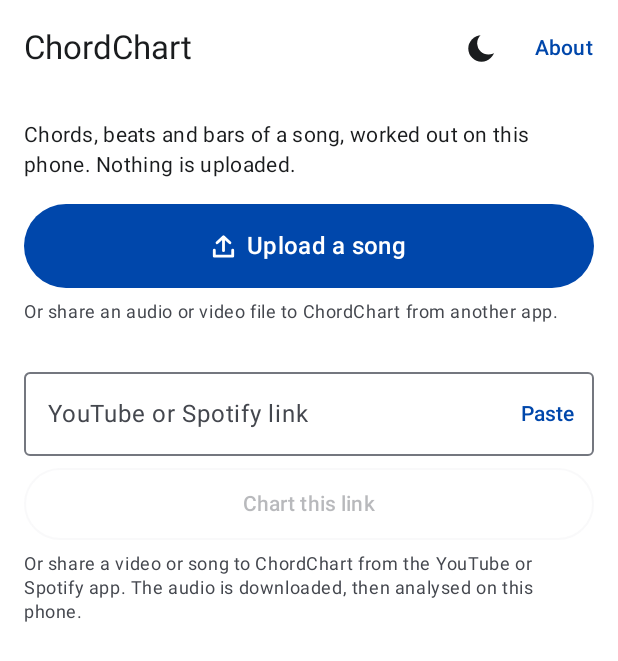
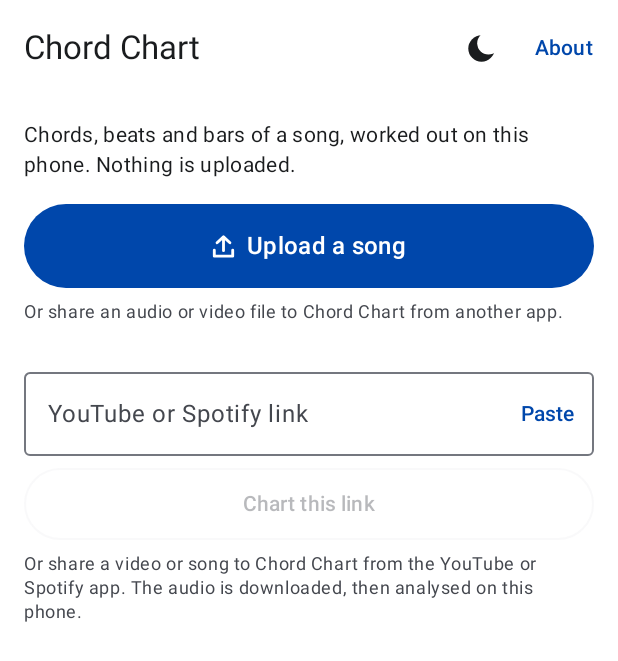
Before and after one commit to shanikn/Chords_Recognizer, an Android app built with Jetpack Compose: the screen it shows after launch (MainActivity), on a phone screen of 412 x 824 dp. Shown: the top 661 px of the screen. Run offline under Robolectric (Android 15) with nearby library versions, the phone set to English and light mode, and no system bars; libraries missing offline, so code that uses them is left out: java.net; 2 statements that could not run were skipped.

Commit message:
Android: name the app "Chord Chart" (two words) wherever it's shown
Co-Authored-By: Claude Opus 5.5 (1M context) <noreply@anthropic.com>
Claude-Session: https://claude.ai/code/session_01N2fSvEqnydhSi5Soq7dCJf

```diff
--- a/android/app/src/main/assets/NOTICES.txt
+++ b/android/app/src/main/assets/NOTICES.txt
@@ -1,4 +1,4 @@
-ChordChart for Android is free software: you can redistribute it and/or modify it under the terms of the GNU General Public License, version 3 or (at your option) any later version, because it includes NewPipe Extractor (GPL-3.0). It comes with no warranty. Full text below. Source code: https://github.com/shanikn/Chords_Recognizer
+Chord Chart for Android is free software: you can redistribute it and/or modify it under the terms of the GNU General Public License, version 3 or (at your option) any later version, because it includes NewPipe Extractor (GPL-3.0). It comes with no warranty. Full text below. Source code: https://github.com/shanikn/Chords_Recognizer
 
 Third-party software and models in this app
 
--- a/android/app/src/main/java/io/github/shanikn/chordchart/AppViewModel.kt
+++ b/android/app/src/main/java/io/github/shanikn/chordchart/AppViewModel.kt
@@ -196,7 +196,7 @@ class AppViewModel(app: Application) : AndroidViewModel(app) {
             } catch (e: AudioDecoder.Unsupported) {
                 _screen.value = Screen.Failed(title, e.message ?: "this file can't be read")
             } catch (e: SecurityException) {
-                _screen.value = Screen.Failed(title, "ChordChart wasn't allowed to open this file. Try \"Upload a song\" instead.")
+                _screen.value = Screen.Failed(title, "Chord Chart wasn't allowed to open this file. Try \"Upload a song\" instead.")
             } catch (e: java.io.FileNotFoundException) {
                 _screen.value = Screen.Failed(title, "The file isn't there any more.")
             } catch (e: java.net.UnknownHostException) {
--- a/android/app/src/main/java/io/github/shanikn/chordchart/LinkSource.kt
+++ b/android/app/src/main/java/io/github/shanikn/chordchart/LinkSource.kt
@@ -190,7 +190,7 @@ object LinkSource {
         extractor.fetchPage()
         val length = extractor.length.toDouble()
         if (length > MAX_DURATION) {
-            throw LinkError("This video is ${length.toInt() / 60} minutes long; ChordChart takes songs up to ${(MAX_DURATION / 60).toInt()} minutes.")
+            throw LinkError("This video is ${length.toInt() / 60} minutes long; Chord Chart takes songs up to ${(MAX_DURATION / 60).toInt()} minutes.")
         }
         val streams = extractor.audioStreams.filter {
             it.isUrl && it.deliveryMethod == DeliveryMethod.PROGRESSIVE_HTTP &&
@@ -198,7 +198,7 @@ object LinkSource {
         }
         val original = streams.filter { it.audioTrackType == null || it.audioTrackType == AudioTrackType.ORIGINAL }
         val best = original.ifEmpty { streams }.maxByOrNull { it.averageBitrate.takeIf { b -> b > 0 } ?: it.bitrate }
-            ?: throw LinkError("YouTube has no audio for this video that ChordChart can read.")
+            ?: throw LinkError("YouTube has no audio for this video that Chord Chart can read.")
         Audio(extractor.name.orEmpty().ifEmpty { link.videoId }, length, best)
     }
 
--- a/android/app/src/main/java/io/github/shanikn/chordchart/Ui.kt
+++ b/android/app/src/main/java/io/github/shanikn/chordchart/Ui.kt
@@ -224,7 +224,7 @@ fun App(
                             is Screen.Analyzing -> screen.title
                             is Screen.Failed -> screen.title
                             Screen.About -> "About"
-                            Screen.Home -> "ChordChart"
+                            Screen.Home -> "Chord Chart"
                         },
                         maxLines = 1, overflow = TextOverflow.Ellipsis,
                     )
@@ -279,7 +279,7 @@ private fun HomeScreen(
             }
             Spacer(Modifier.height(8.dp))
             Text(
-                "Or share an audio or video file to ChordChart from another app.",
+                "Or share an audio or video file to Chord Chart from another app.",
                 style = MaterialTheme.typography.bodySmall,
                 color = MaterialTheme.colorScheme.onSurfaceVariant,
             )
@@ -309,7 +309,7 @@ private fun HomeScreen(
             ) { Text("Chart this link") }
             Spacer(Modifier.height(8.dp))
             Text(
-                "Or share a video or song to ChordChart from the YouTube or Spotify app. " +
+                "Or share a video or song to Chord Chart from the YouTube or Spotify app. " +
                     "The audio is downloaded, then analysed on this phone.",
                 style = MaterialTheme.typography.bodySmall,
                 color = MaterialTheme.colorScheme.onSurfaceVariant,
@@ -599,7 +599,7 @@ private fun AboutScreen() {
     }
     val version = remember { context.packageManager.getPackageInfo(context.packageName, 0).versionName }
     Column(Modifier.fillMaxSize().verticalScroll(rememberScrollState()).padding(16.dp)) {
-        Text("ChordChart $version", style = MaterialTheme.typography.titleLarge)
+        Text("Chord Chart $version", style = MaterialTheme.typography.titleLarge)
         Spacer(Modifier.height(8.dp))
         Text(
             "Songs are analysed on the phone and never leave it. The internet is used only for " +
--- a/android/app/src/main/res/values/strings.xml
+++ b/android/app/src/main/res/values/strings.xml
@@ -1,4 +1,4 @@
 <?xml version="1.0" encoding="utf-8"?>
 <resources>
-    <string name="app_name">ChordChart</string>
+    <string name="app_name">Chord Chart</string>
 </resources>
```
